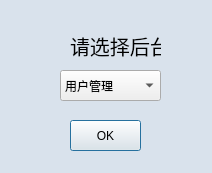
First picture: the form in Source/chosetabledialog.ui, repository xzajyjs/QT-Trading_SYS, before the edit.
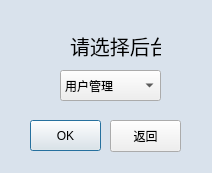
Second picture: the form after the edit.

The edit to the form file:
```diff
--- a/Source/chosetabledialog.ui
+++ b/Source/chosetabledialog.ui
@@ -76,7 +76,7 @@
   <widget class="QPushButton" name="pushButton">
    <property name="geometry">
     <rect>
-     <x>70</x>
+     <x>30</x>
      <y>120</y>
      <width>71</width>
      <height>31</height>
@@ -86,6 +86,19 @@
     <string>OK</string>
    </property>
   </widget>
+  <widget class="QPushButton" name="pushButton_2">
+   <property name="geometry">
+    <rect>
+     <x>110</x>
+     <y>120</y>
+     <width>71</width>
+     <height>32</height>
+    </rect>
+   </property>
+   <property name="text">
+    <string>返回</string>
+   </property>
+  </widget>
  </widget>
  <resources/>
  <connections/>
```
